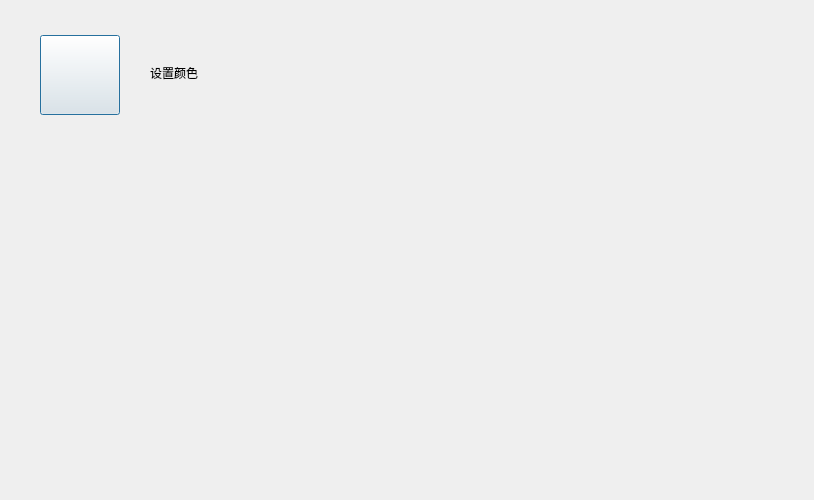
Above: src/XMusic/colordlg.ui from 1028417/XMusic before the change. Below: the same form after it.
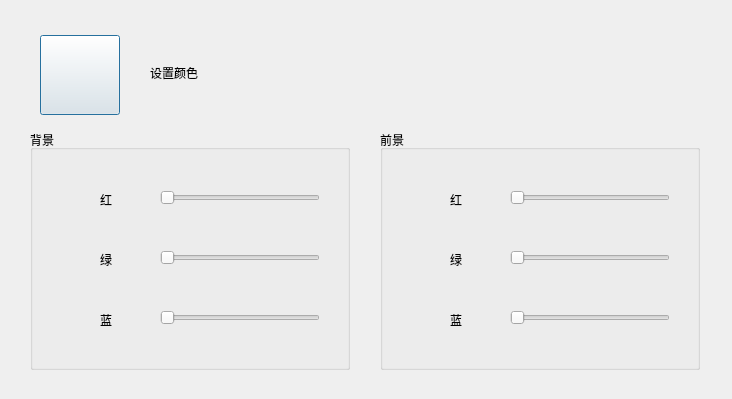
That is the form after the change. Icons and pictures are not drawn. Custom widgets are drawn as their Qt base class.

```diff
--- a/src/XMusic/colordlg.ui
+++ b/src/XMusic/colordlg.ui
@@ -6,8 +6,8 @@
    <rect>
     <x>0</x>
     <y>0</y>
-    <width>814</width>
-    <height>500</height>
+    <width>732</width>
+    <height>399</height>
    </rect>
   </property>
   <property name="windowTitle">
@@ -54,6 +54,188 @@
     <string>设置颜色</string>
    </property>
   </widget>
+  <widget class="QGroupBox" name="groupBkgColor">
+   <property name="geometry">
+    <rect>
+     <x>30</x>
+     <y>130</y>
+     <width>320</width>
+     <height>240</height>
+    </rect>
+   </property>
+   <property name="title">
+    <string>背景</string>
+   </property>
+   <widget class="QSlider" name="sliderBkgRed">
+    <property name="geometry">
+     <rect>
+      <x>130</x>
+      <y>60</y>
+      <width>160</width>
+      <height>16</height>
+     </rect>
+    </property>
+    <property name="orientation">
+     <enum>Qt::Horizontal</enum>
+    </property>
+   </widget>
+   <widget class="QLabel" name="labelBkgRed">
+    <property name="geometry">
+     <rect>
+      <x>70</x>
+      <y>50</y>
+      <width>40</width>
+      <height>40</height>
+     </rect>
+    </property>
+    <property name="text">
+     <string>红</string>
+    </property>
+   </widget>
+   <widget class="QSlider" name="sliderBkgGreen">
+    <property name="geometry">
+     <rect>
+      <x>130</x>
+      <y>120</y>
+      <width>160</width>
+      <height>16</height>
+     </rect>
+    </property>
+    <property name="orientation">
+     <enum>Qt::Horizontal</enum>
+    </property>
+   </widget>
+   <widget class="QLabel" name="labelBkgGreen">
+    <property name="geometry">
+     <rect>
+      <x>70</x>
+      <y>110</y>
+      <width>40</width>
+      <height>40</height>
+     </rect>
+    </property>
+    <property name="text">
+     <string>绿</string>
+    </property>
+   </widget>
+   <widget class="QLabel" name="labelBkgBlue">
+    <property name="geometry">
+     <rect>
+      <x>70</x>
+      <y>170</y>
+      <width>40</width>
+      <height>40</height>
+     </rect>
+    </property>
+    <property name="text">
+     <string>蓝</string>
+    </property>
+   </widget>
+   <widget class="QSlider" name="sliderBkgBlue">
+    <property name="geometry">
+     <rect>
+      <x>130</x>
+      <y>180</y>
+      <width>160</width>
+      <height>16</height>
+     </rect>
+    </property>
+    <property name="orientation">
+     <enum>Qt::Horizontal</enum>
+    </property>
+   </widget>
+  </widget>
+  <widget class="QGroupBox" name="groupFontColor">
+   <property name="geometry">
+    <rect>
+     <x>380</x>
+     <y>130</y>
+     <width>320</width>
+     <height>240</height>
+    </rect>
+   </property>
+   <property name="title">
+    <string>前景</string>
+   </property>
+   <widget class="QSlider" name="sliderFontRed">
+    <property name="geometry">
+     <rect>
+      <x>130</x>
+      <y>60</y>
+      <width>160</width>
+      <height>16</height>
+     </rect>
+    </property>
+    <property name="orientation">
+     <enum>Qt::Horizontal</enum>
+    </property>
+   </widget>
+   <widget class="QLabel" name="labelFontRed">
+    <property name="geometry">
+     <rect>
+      <x>70</x>
+      <y>50</y>
+      <width>40</width>
+      <height>40</height>
+     </rect>
+    </property>
+    <property name="text">
+     <string>红</string>
+    </property>
+   </widget>
+   <widget class="QSlider" name="sliderFontGreen">
+    <property name="geometry">
+     <rect>
+      <x>130</x>
+      <y>120</y>
+      <width>160</width>
+      <height>16</height>
+     </rect>
+    </property>
+    <property name="orientation">
+     <enum>Qt::Horizontal</enum>
+    </property>
+   </widget>
+   <widget class="QLabel" name="labelFontGreen">
+    <property name="geometry">
+     <rect>
+      <x>70</x>
+      <y>110</y>
+      <width>40</width>
+      <height>40</height>
+     </rect>
+    </property>
+    <property name="text">
+     <string>绿</string>
+    </property>
+   </widget>
+   <widget class="QLabel" name="labelFontBlue">
+    <property name="geometry">
+     <rect>
+      <x>70</x>
+      <y>170</y>
+      <width>40</width>
+      <height>40</height>
+     </rect>
+    </property>
+    <property name="text">
+     <string>蓝</string>
+    </property>
+   </widget>
+   <widget class="QSlider" name="sliderFontBlue">
+    <property name="geometry">
+     <rect>
+      <x>130</x>
+      <y>180</y>
+      <width>160</width>
+      <height>16</height>
+     </rect>
+    </property>
+    <property name="orientation">
+     <enum>Qt::Horizontal</enum>
+    </property>
+   </widget>
+  </widget>
  </widget>
  <customwidgets>
   <customwidget>
```
